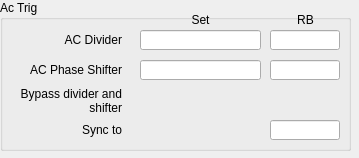
epics-modules/mrfioc2, file ui/EVG/evg_master_acTrig.ui: the form before one commit.
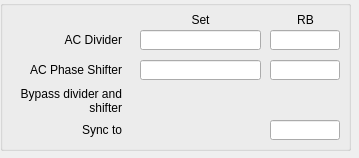
The form after the commit. Custom widgets are drawn as their Qt base class.

```diff
--- a/ui/EVG/evg_master_acTrig.ui
+++ b/ui/EVG/evg_master_acTrig.ui
@@ -23,7 +23,7 @@
     </rect>
    </property>
    <property name="title">
-    <string>Ac Trig</string>
+    <string/>
    </property>
    <widget class="caTextEntry" name="catextentry">
     <property name="geometry">
```
